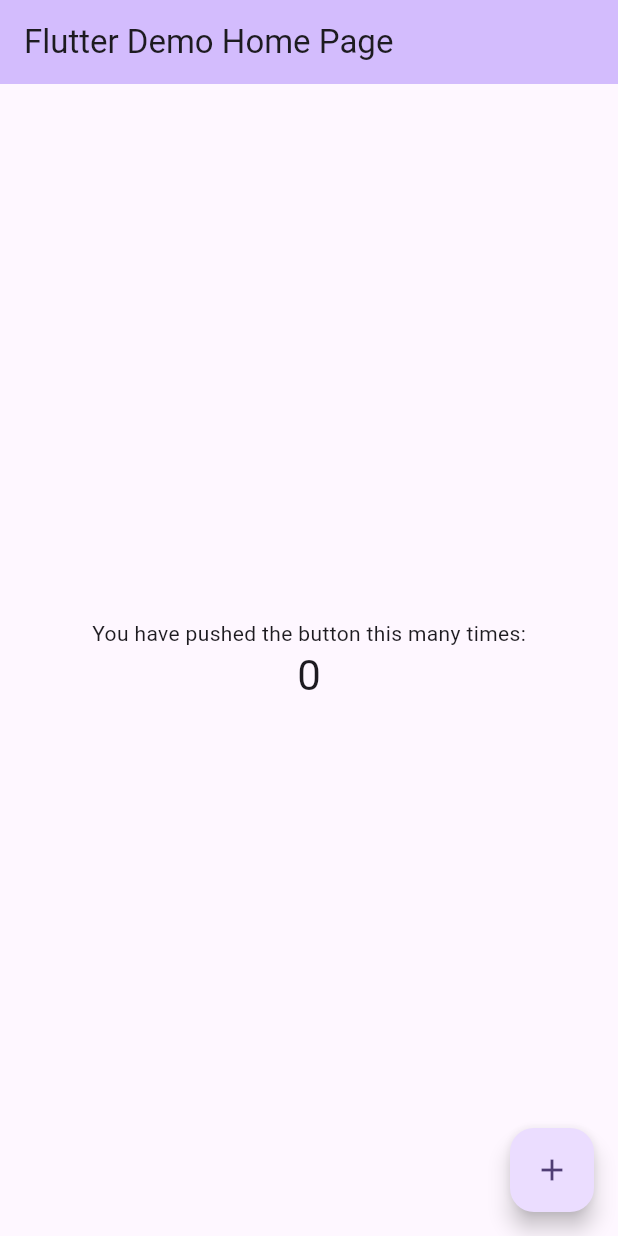
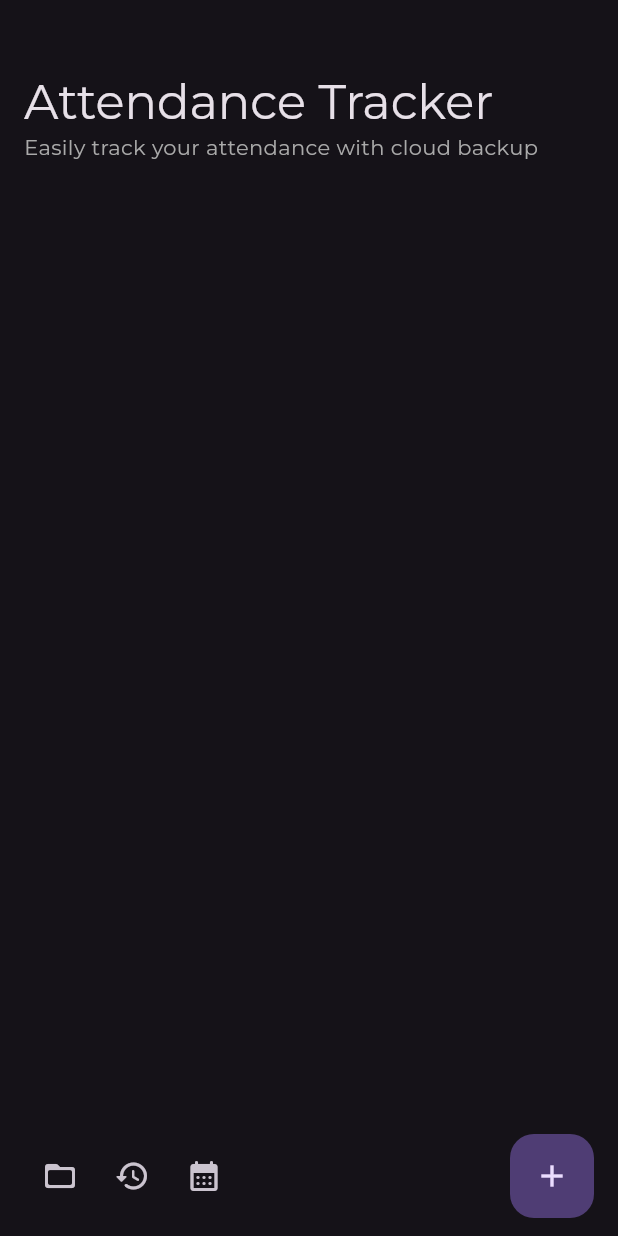
Before and after one commit to jalaj711/attendance-tracker-v2, a Flutter app: the screen it shows after launch, on a phone screen of 412 x 824 dp. Run offline on Flutter 3.47's test engine with Material 3 defaults, Android fonts, the phone set to English and light mode, and no system bars.

Commit message:
create basic landing page
Signed-off-by: Jalaj <96870071+jalaj711@users.noreply.github.com>

```diff
--- a/lib/main.dart
+++ b/lib/main.dart
@@ -1,4 +1,5 @@
 import 'package:flutter/material.dart';
+import './pages/home/main.dart';
 
 void main() {
   runApp(const MyApp());
@@ -11,7 +12,7 @@ class MyApp extends StatelessWidget {
   @override
   Widget build(BuildContext context) {
     return MaterialApp(
-      title: 'Flutter Demo',
+      title: 'Attendance Tracker',
       theme: ThemeData(
         // This is the theme of your application.
         //
@@ -28,98 +29,11 @@ class MyApp extends StatelessWidget {
         //
         // This works for code too, not just values: Most code changes can be
         // tested with just a hot reload.
-        colorScheme: ColorScheme.fromSeed(seedColor: Colors.deepPurple),
+        colorScheme: ColorScheme.fromSeed(seedColor: Colors.deepPurple, brightness: Brightness.dark),
         useMaterial3: true,
+        fontFamily: "Montserrat",
       ),
-      home: const MyHomePage(title: 'Flutter Demo Home Page'),
+      home: const MyHomePage(title: 'Attendance Tracker Home'),
     );
   }
 }
-
-class MyHomePage extends StatefulWidget {
-  const MyHomePage({super.key, required this.title});
-
-  // This widget is the home page of your application. It is stateful, meaning
-  // that it has a State object (defined below) that contains fields that affect
-  // how it looks.
-
-  // This class is the configuration for the state. It holds the values (in this
-  // case the title) provided by the parent (in this case the App widget) and
-  // used by the build method of the State. Fields in a Widget subclass are
-  // always marked "final".
-
-  final String title;
-
-  @override
-  State<MyHomePage> createState() => _MyHomePageState();
-}
-
-class _MyHomePageState extends State<MyHomePage> {
-  int _counter = 0;
-
-  void _incrementCounter() {
-    setState(() {
-      // This call to setState tells the Flutter framework that something has
-      // changed in this State, which causes it to rerun the build method below
-      // so that the display can reflect the updated values. If we changed
-      // _counter without calling setState(), then the build method would not be
-      // called again, and so nothing would appear to happen.
-      _counter++;
-    });
-  }
-
-  @override
-  Widget build(BuildContext context) {
-    // This method is rerun every time setState is called, for instance as done
-    // by the _incrementCounter method above.
-    //
-    // The Flutter framework has been optimized to make rerunning build methods
-    // fast, so that you can just rebuild anything that needs updating rather
-    // than having to individually change instances of widgets.
-    return Scaffold(
-      appBar: AppBar(
-        // TRY THIS: Try changing the color here to a specific color (to
-        // Colors.amber, perhaps?) and trigger a hot reload to see the AppBar
-        // change color while the other colors stay the same.
-        backgroundColor: Theme.of(context).colorScheme.inversePrimary,
-        // Here we take the value from the MyHomePage object that was created by
-        // the App.build method, and use it to set our appbar title.
-        title: Text(widget.title),
-      ),
-      body: Center(
-        // Center is a layout widget. It takes a single child and positions it
-        // in the middle of the parent.
-        child: Column(
-          // Column is also a layout widget. It takes a list of children and
-          // arranges them vertically. By default, it sizes itself to fit its
-          // children horizontally, and tries to be as tall as its parent.
-          //
-          // Column has various properties to control how it sizes itself and
-          // how it positions its children. Here we use mainAxisAlignment to
-          // center the children vertically; the main axis here is the vertical
-          // axis because Columns are vertical (the cross axis would be
-          // horizontal).
-          //
-          // TRY THIS: Invoke "debug painting" (choose the "Toggle Debug Paint"
-          // action in the IDE, or press "p" in the console), to see the
-          // wireframe for each widget.
-          mainAxisAlignment: MainAxisAlignment.center,
-          children: <Widget>[
-            const Text(
-              'You have pushed the button this many times:',
-            ),
-            Text(
-              '$_counter',
-              style: Theme.of(context).textTheme.headlineMedium,
-            ),
-          ],
-        ),
-      ),
-      floatingActionButton: FloatingActionButton(
-        onPressed: _incrementCounter,
-        tooltip: 'Increment',
-        child: const Icon(Icons.add),
-      ), // This trailing comma makes auto-formatting nicer for build methods.
-    );
-  }
-}
--- /dev/null
+++ b/lib/pages/home/main.dart
@@ -0,0 +1,102 @@
+import 'package:flutter/material.dart';
+
+class MyHomePage extends StatefulWidget {
+  const MyHomePage({super.key, required this.title});
+
+  // This widget is the home page of your application. It is stateful, meaning
+  // that it has a State object (defined below) that contains fields that affect
+  // how it looks.
+
+  // This class is the configuration for the state. It holds the values (in this
+  // case the title) provided by the parent (in this case the App widget) and
+  // used by the build method of the State. Fields in a Widget subclass are
+  // always marked "final".
+
+  final String title;
+
+  @override
+  State<MyHomePage> createState() => _MyHomePageState();
+}
+
+class _MyHomePageState extends State<MyHomePage> {
+  @override
+  Widget build(BuildContext context) {
+    // This method is rerun every time setState is called, for instance as done
+    // by the _incrementCounter method above.
+    //
+    // The Flutter framework has been optimized to make rerunning build methods
+    // fast, so that you can just rebuild anything that needs updating rather
+    // than having to individually change instances of widgets.
+    return Scaffold(
+      body: Column(
+        mainAxisAlignment: MainAxisAlignment.start,
+        children: <Widget>[
+          Padding(
+            padding: const EdgeInsets.fromLTRB(16, 48, 16, 48),
+            child: Column(
+              crossAxisAlignment: CrossAxisAlignment.stretch,
+              mainAxisAlignment: MainAxisAlignment.start,
+              children: <Widget>[
+                Text(
+                  'Attendance Tracker',
+                  style: Theme.of(context).textTheme.headlineLarge,
+                ),
+                Text(
+                  'Easily track your attendance with cloud backup',
+                  style: Theme.of(context)
+                      .textTheme
+                      .bodyMedium
+                      ?.merge(const TextStyle(color: Color(0xffaaaaaa))),
+                )
+              ],
+            ),
+          ),
+        ],
+      ),
+      bottomNavigationBar: BottomAppBar(
+        color: Theme.of(context).cardColor,
+        elevation: 3.0,
+        child: Row(
+          children: <Widget>[
+            IconButton(
+              tooltip: 'Show Subjects',
+              icon: const Icon(Icons.folder_open_rounded),
+              onPressed: () {
+                final SnackBar snackBar = SnackBar(
+                  content: const Text('Yay! A SnackBar!'),
+                  action: SnackBarAction(
+                    label: 'Undo',
+                    onPressed: () {
+                      ScaffoldMessenger.of(context).hideCurrentSnackBar();
+                    },
+                  ),
+                );
+
+                // Find the ScaffoldMessenger in the widget tree
+                // and use it to show a SnackBar.
+                ScaffoldMessenger.of(context).showSnackBar(snackBar);
+              },
+            ),
+            IconButton(
+              tooltip: 'Attendance History',
+              icon: const Icon(Icons.history_rounded),
+              onPressed: () {},
+            ),
+            IconButton(
+              tooltip: 'Calendar',
+              icon: const Icon(Icons.calendar_month_rounded),
+              onPressed: () {},
+            ),
+          ],
+        ),
+      ),
+      floatingActionButton: FloatingActionButton(
+        onPressed: () {},
+        tooltip: 'Add New Subject',
+        elevation: 0,
+        child: const Icon(Icons.add),
+      ),
+      floatingActionButtonLocation: FloatingActionButtonLocation.endContained,
+    );
+  }
+}
```
Also changed, not shown: pubspec.yaml (+4 -6 lines), fonts/Montserrat-Regular.ttf (added).
